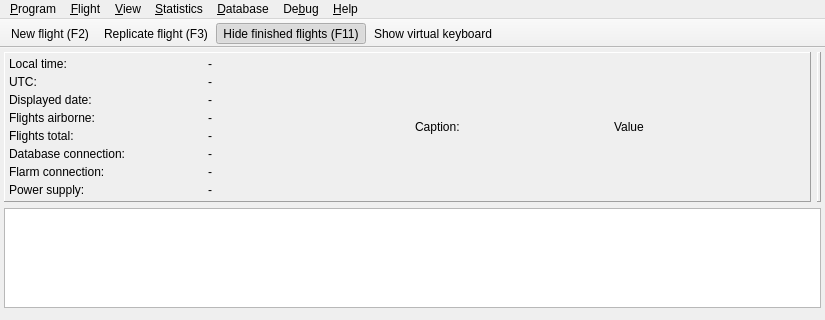
The window that src/gui/windows/MainWindow.ui (startkladde/startkladde) describes before a commit, drawn with Qt 5; both pictures show x 0 to 825 and y 0 to 320 of the 825 by 657 pixel window.
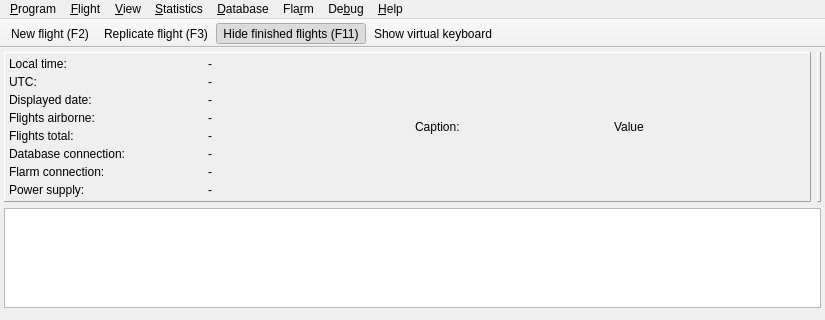
The same window after the commit. Icons and pictures are not drawn. Custom widgets are drawn as their Qt base class.

Commit message: Prepared functions for FlarmNet

```diff
--- a/src/gui/windows/MainWindow.ui
+++ b/src/gui/windows/MainWindow.ui
@@ -487,11 +487,22 @@
     <addaction name="actionInfo"/>
     <addaction name="actionNetworkDiagnostics"/>
    </widget>
+   <widget class="QMenu" name="menuFlarm">
+    <property name="title">
+     <string>Fla&amp;rm</string>
+    </property>
+    <addaction name="actionFlarmOverview"/>
+    <addaction name="actionFlarmRadar"/>
+    <addaction name="separator"/>
+    <addaction name="actionFlarmNetImport"/>
+    <addaction name="actionFlarmNetOverview"/>
+   </widget>
    <addaction name="menuProgram"/>
    <addaction name="menuFlight"/>
    <addaction name="menuView"/>
    <addaction name="menuStatistics"/>
    <addaction name="menuDatabase"/>
+   <addaction name="menuFlarm"/>
    <addaction name="menuDebug"/>
    <addaction name="menuHelp"/>
   </widget>
```
Left out of the diff: 13 changed lines with no effect on the pictures. The commit also changes 2 other files.
